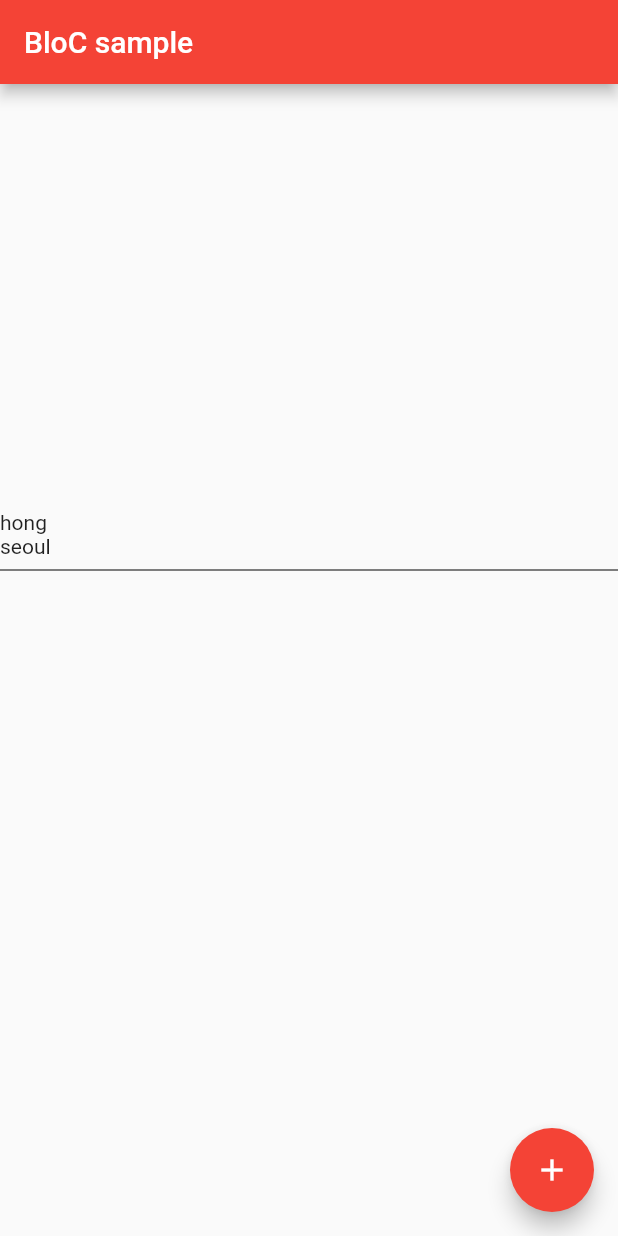
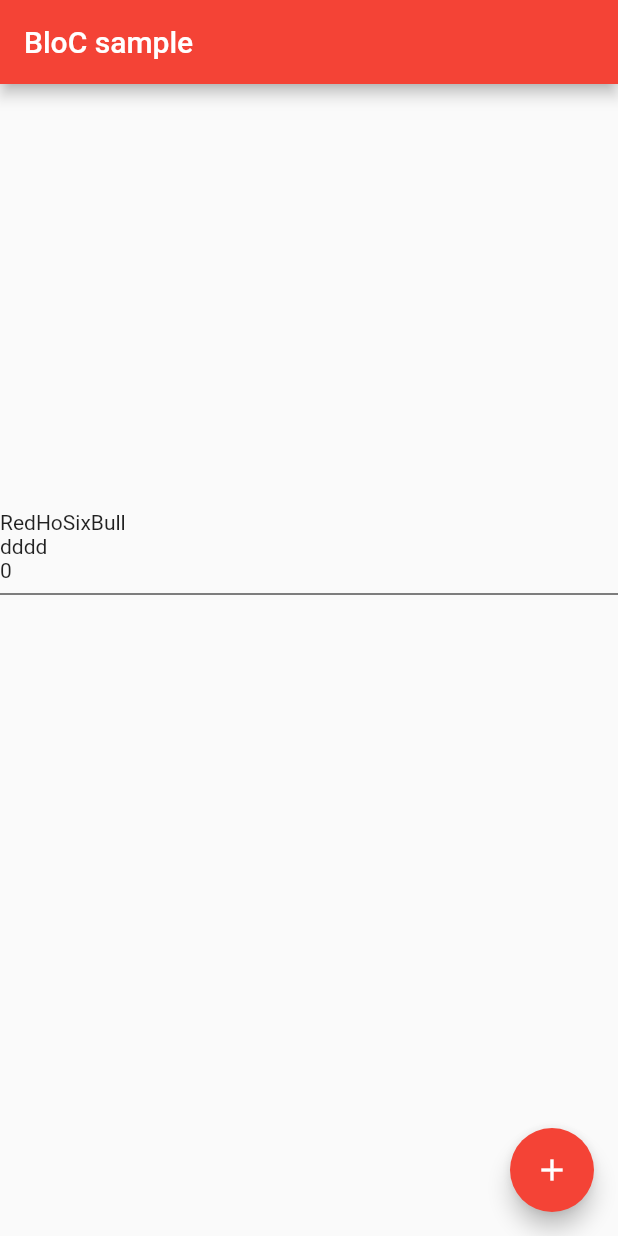
Before and after one commit to redhotsixbull/RedHotBloc, a Flutter app: the screen it shows after launch, after a tap on the "add" icon, on a phone screen of 412 x 824 dp. Run offline on Flutter 3.47's test engine with Material 2 defaults, Android fonts, the phone set to English and light mode, and no system bars; our stand-ins replace rxdart.

Commit message:
Script how use this app

```diff
--- a/lib/bloc/sample_bloc.dart
+++ b/lib/bloc/sample_bloc.dart
@@ -6,6 +6,7 @@ import 'package:redhotblocpatternsample/response/sample_response.dart';
 import 'package:rxdart/rxdart.dart';
 
 class SampleBloc {
+  int count=0;
   final SampleRepo sampleRepo =SampleRepo();
   final BehaviorSubject<User> _subject =
       BehaviorSubject<User>();
@@ -15,13 +16,18 @@ class SampleBloc {
   }
 
   updateUser() async {
+    //get Data from Repository
     User user = await sampleRepo.updateUser();
     _subject.sink.add(user);
   }
 
-  updateUser2() {
-    String result = '{"name":"hong" ,"age":7, "addr":"seoul"}';
-    Map<String, dynamic> json=jsonDecode(result);
+  updateUser2() async {
+    //Example skip the repo provider,
+    //Explain how use This form
+    String result = '{"name":"RedHoSixBull" ,"age":30, "addr":"dddd","count":$count}';
+    Map<String, dynamic> json= jsonDecode(result);
+    count++;
+
     _subject.sink.add(user.returnfromJson(SampleResponse.fromJson(json)));
   }
 
--- a/lib/main.dart
+++ b/lib/main.dart
@@ -4,7 +4,7 @@ import 'package:redhotblocpatternsample/page/sample_page.dart';
 void main() => runApp(MyApp());
 
 class MyApp extends StatelessWidget {
-  // This widget is the root of your application.
+  // this is RedHotSixBull's basic bloc sample app
   @override
   Widget build(BuildContext context) {
     return MaterialApp(
--- a/lib/model/user.dart
+++ b/lib/model/user.dart
@@ -4,12 +4,14 @@ class User {
   String name;
   int age;
   String addr;
+  int count;
   String code;
 
   User({
     this.name,
     this.age,
     this.addr,
+    this.count,
     this.code
   });
 
@@ -19,6 +21,7 @@ class User {
         name: sampleResponse.json["name"],
         addr: sampleResponse.json["addr"],
         age: sampleResponse.json["age"],
+        count: sampleResponse.json["count"],
         code: "success"
     );
   }
--- a/lib/page/sample_page.dart
+++ b/lib/page/sample_page.dart
@@ -59,6 +59,7 @@ class _SamplePageState extends State<SamplePage> {
               children: <Widget>[
                 Text(snapshot.data.name),
                 Text(snapshot.data.addr),
+                Text(snapshot.data.count.toString()),
                 Divider(color: Colors.black,),
               ],
             ),
--- a/lib/provider/sample_provider.dart
+++ b/lib/provider/sample_provider.dart
@@ -4,7 +4,7 @@ class SampleProvider {
 
 
   Future<SampleResponse> updateUser() async {
-
+    //Write Your get data source here
     Map<String, dynamic> json = await null;
 
 
--- a/lib/repo/sample_repo.dart
+++ b/lib/repo/sample_repo.dart
@@ -7,6 +7,7 @@ class SampleRepo {
   SampleResponse sampleResponse = SampleResponse();
   User user =User();
   Future<User> updateUser()async {
+    //get Data Provider  ex) firebase , API , const value , enum etc..
     sampleResponse = await sampleProvider.updateUser();
 
     return user.returnfromJson(sampleResponse);
--- a/lib/response/sample_response.dart
+++ b/lib/response/sample_response.dart
@@ -1,5 +1,5 @@
 class SampleResponse {
-
+  //here write response structure String , json, Object Etc..
   Map<String, dynamic> json;
   String error;
   SampleResponse({this.json, this.error});
```
